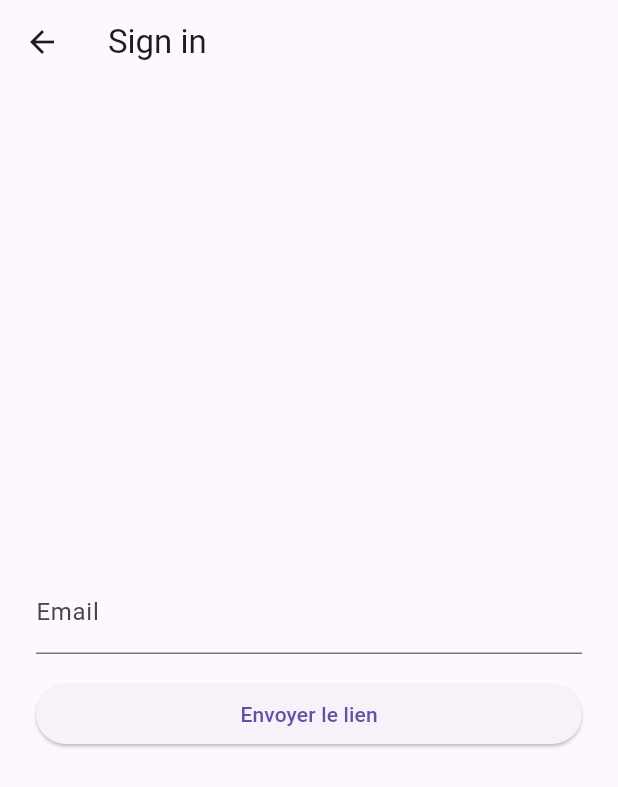
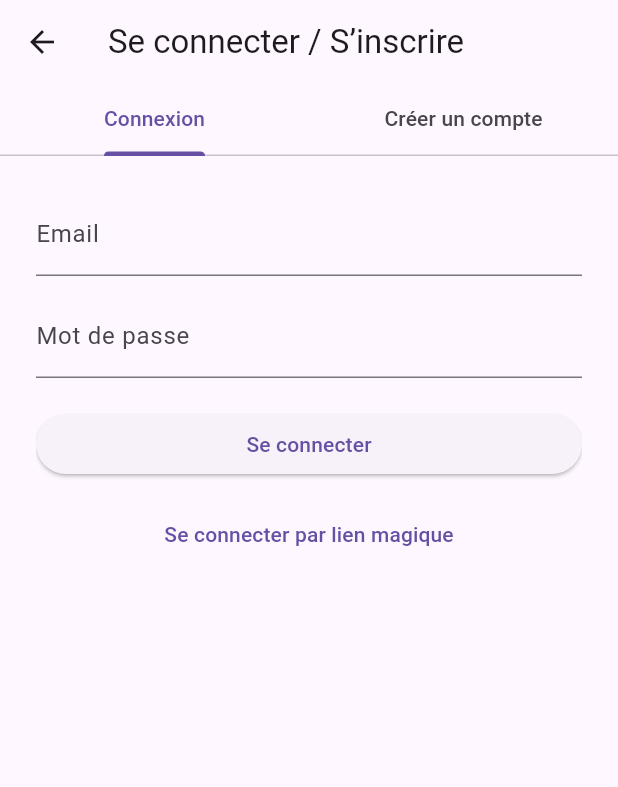
Before and after one commit to MORTAKI0/finmate, a Flutter app: the screen it shows after launch, after a tap on "Start now", on a phone screen of 412 x 824 dp. Shown: the top 787 px of the screen. Run offline on Flutter 3.47's test engine with Material 3 defaults, Android fonts, the phone set to English and light mode, and no system bars; our stand-ins replace equatable, flutter_bloc, supabase_flutter; accounts and stored records are empty.

```diff
--- a/lib/app/app.dart
+++ b/lib/app/app.dart
@@ -3,7 +3,8 @@ import 'package:flutter_bloc/flutter_bloc.dart';
 import 'package:supabase_flutter/supabase_flutter.dart';
 
 import '../features/home/presentation/pages/home_page.dart';
-import '../features/auth/presentation/pages/sign_in_page.dart';
+import '../features/auth/presentation/pages/auth_email_page.dart';
+import '../features/auth/presentation/pages/magic_link_page.dart';
 import '../features/auth/presentation/pages/settings_page.dart';
 import '../features/auth/application/session_cubit.dart';
 import '../features/auth/application/session_state.dart';
@@ -21,7 +22,10 @@ class FinMateApp extends StatelessWidget {
         initialRoute: '/',
         routes: <String, WidgetBuilder>{
           '/': (_) => const HomePage(),
-          '/auth/sign-in': (_) => const SignInPage(),
+          // New: tabbed login/signup page
+          '/auth/sign-in': (_) => const AuthEmailPage(),
+          // Preserve magic-link flow on a separate route
+          '/auth/magic-link': (_) => const MagicLinkPage(),
           '/settings': (_) => const SettingsPage(),
         },
         builder: (context, child) {
--- /dev/null
+++ b/lib/features/auth/presentation/pages/auth_email_page.dart
@@ -0,0 +1,291 @@
+import 'package:flutter/material.dart';
+import 'package:supabase_flutter/supabase_flutter.dart';
+
+class AuthEmailPage extends StatefulWidget {
+  const AuthEmailPage({super.key});
+
+  @override
+  State<AuthEmailPage> createState() => _AuthEmailPageState();
+}
+
+class _AuthEmailPageState extends State<AuthEmailPage>
+    with TickerProviderStateMixin {
+  // Login controllers
+  final _loginEmailCtrl = TextEditingController();
+  final _loginPassCtrl = TextEditingController();
+  final _loginKey = GlobalKey<FormState>();
+  bool _loginBusy = false;
+
+  // Signup controllers
+  final _nameCtrl = TextEditingController();
+  final _signEmailCtrl = TextEditingController();
+  final _signPassCtrl = TextEditingController();
+  final _signPass2Ctrl = TextEditingController();
+  final _signKey = GlobalKey<FormState>();
+  bool _signBusy = false;
+
+  @override
+  void dispose() {
+    _loginEmailCtrl.dispose();
+    _loginPassCtrl.dispose();
+    _nameCtrl.dispose();
+    _signEmailCtrl.dispose();
+    _signPassCtrl.dispose();
+    _signPass2Ctrl.dispose();
+    super.dispose();
+  }
+
+  String? _validateEmail(String? v) {
+    final s = (v ?? '').trim();
+    if (s.isEmpty) return 'Email requis';
+    final ok = RegExp(r'^[^@\s]+@[^@\s]+\.[^@\s]+$').hasMatch(s);
+    if (!ok) return 'Email invalide';
+    return null;
+  }
+
+  String? _validatePassword(String? v) {
+    final s = (v ?? '').trim();
+    if (s.isEmpty) return 'Mot de passe requis';
+    if (s.length < 8) return 'Au moins 8 caractères';
+    return null;
+  }
+
+  Future<void> _login() async {
+    if (!_loginKey.currentState!.validate()) return;
+    setState(() => _loginBusy = true);
+    try {
+      final supabase = Supabase.instance.client;
+      await supabase.auth.signInWithPassword(
+        email: _loginEmailCtrl.text.trim(),
+        password: _loginPassCtrl.text.trim(),
+      );
+      if (mounted) {
+        ScaffoldMessenger.of(context).showSnackBar(
+          const SnackBar(content: Text('Connecté.')),
+        );
+      }
+      // Navigation handled by SessionCubit listener in app.dart
+    } on AuthException catch (e) {
+      if (mounted) {
+        ScaffoldMessenger.of(context)
+            .showSnackBar(SnackBar(content: Text(e.message)));
+      }
+    } catch (e) {
+      if (mounted) {
+        ScaffoldMessenger.of(context)
+            .showSnackBar(SnackBar(content: Text('Erreur: $e')));
+      }
+    } finally {
+      if (mounted) setState(() => _loginBusy = false);
+    }
+  }
+
+  Future<void> _signup() async {
+    if (!_signKey.currentState!.validate()) return;
+    if (_signPassCtrl.text.trim() != _signPass2Ctrl.text.trim()) {
+      ScaffoldMessenger.of(context).showSnackBar(
+        const SnackBar(content: Text('Les mots de passe ne correspondent pas')),
+      );
+      return;
+    }
+    setState(() => _signBusy = true);
+    try {
+      final supabase = Supabase.instance.client;
+      final name = _nameCtrl.text.trim();
+
+      final resp = await supabase.auth.signUp(
+        email: _signEmailCtrl.text.trim(),
+        password: _signPassCtrl.text.trim(),
+        data: {'full_name': name}, // stored in user_metadata
+      );
+
+      // If email confirmation is required, no session is returned.
+      if (resp.session == null) {
+        if (mounted) {
+          ScaffoldMessenger.of(context).showSnackBar(
+            const SnackBar(
+                content:
+                    Text('Compte créé. Vérifiez votre email pour confirmer.')),
+          );
+        }
+        return;
+      }
+
+      // If we do have a session, also upsert the profile with the chosen name.
+      final uid = resp.session!.user.id;
+      await supabase.from('profiles').upsert({
+        'id': uid,
+        'display_name': name.isEmpty ? 'New user' : name,
+        'base_currency': 'USD',
+        'theme': 'system',
+      }, onConflict: 'id');
+
+      if (mounted) {
+        ScaffoldMessenger.of(context).showSnackBar(
+          const SnackBar(content: Text('Inscription réussie.')),
+        );
+      }
+      // SessionCubit listener will route to home.
+    } on AuthException catch (e) {
+      if (mounted) {
+        ScaffoldMessenger.of(context)
+            .showSnackBar(SnackBar(content: Text(e.message)));
+      }
+    } catch (e) {
+      if (mounted) {
+        ScaffoldMessenger.of(context)
+            .showSnackBar(SnackBar(content: Text('Erreur: $e')));
+      }
+    } finally {
+      if (mounted) setState(() => _signBusy = false);
+    }
+  }
+
+  @override
+  Widget build(BuildContext context) {
+    return DefaultTabController(
+      length: 2,
+      child: Scaffold(
+        appBar: AppBar(
+          title: const Text('Se connecter / S’inscrire'),
+          bottom: const TabBar(tabs: [
+            Tab(text: 'Connexion'),
+            Tab(text: 'Créer un compte'),
+          ]),
+        ),
+        body: Center(
+          child: Padding(
+            padding: const EdgeInsets.all(24),
+            child: ConstrainedBox(
+              constraints: const BoxConstraints(maxWidth: 520),
+              child: TabBarView(
+                children: [
+                  // --- Login tab ---
+                  Form(
+                    key: _loginKey,
+                    child: Column(
+                      mainAxisSize: MainAxisSize.min,
+                      children: [
+                        TextFormField(
+                          controller: _loginEmailCtrl,
+                          decoration: const InputDecoration(
+                            labelText: 'Email',
+                            hintText: 'you@example.com',
+                          ),
+                          keyboardType: TextInputType.emailAddress,
+                          autofillHints: const [AutofillHints.email],
+                          validator: _validateEmail,
+                          enabled: !_loginBusy,
+                        ),
+                        const SizedBox(height: 12),
+                        TextFormField(
+                          controller: _loginPassCtrl,
+                          decoration: const InputDecoration(
+                            labelText: 'Mot de passe',
+                          ),
+                          obscureText: true,
+                          validator: _validatePassword,
+                          enabled: !_loginBusy,
+                        ),
+                        const SizedBox(height: 20),
+                        SizedBox(
+                          width: double.infinity,
+                          child: ElevatedButton(
+                            onPressed: _loginBusy ? null : _login,
+                            child: _loginBusy
+                                ? const SizedBox(
+                                    width: 18,
+                                    height: 18,
+                                    child: CircularProgressIndicator(
+                                      strokeWidth: 2,
+                                    ),
+                                  )
+                                : const Text('Se connecter'),
+                          ),
+                        ),
+                        const SizedBox(height: 12),
+                        TextButton(
+                          onPressed: () {
+                            Navigator.of(context)
+                                .pushNamed('/auth/magic-link');
+                          },
+                          child: const Text('Se connecter par lien magique'),
+                        ),
+                      ],
+                    ),
+                  ),
+
+                  // --- Signup tab ---
+                  Form(
+                    key: _signKey,
+                    child: Column(
+                      mainAxisSize: MainAxisSize.min,
+                      children: [
+                        TextFormField(
+                          controller: _nameCtrl,
+                          decoration: const InputDecoration(
+                            labelText: 'Nom',
+                            hintText: 'Votre nom',
+                          ),
+                          enabled: !_signBusy,
+                        ),
+                        const SizedBox(height: 12),
+                        TextFormField(
+                          controller: _signEmailCtrl,
+                          decoration: const InputDecoration(
+                            labelText: 'Email',
+                            hintText: 'you@example.com',
+                          ),
+                          keyboardType: TextInputType.emailAddress,
+                          autofillHints: const [AutofillHints.email],
+                          validator: _validateEmail,
+                          enabled: !_signBusy,
+                        ),
+                        const SizedBox(height: 12),
+                        TextFormField(
+                          controller: _signPassCtrl,
+                          decoration: const InputDecoration(
+                            labelText: 'Mot de passe',
+                          ),
+                          obscureText: true,
+                          validator: _validatePassword,
+                          enabled: !_signBusy,
+                        ),
+                        const SizedBox(height: 12),
+                        TextFormField(
+                          controller: _signPass2Ctrl,
+                          decoration: const InputDecoration(
+                            labelText: 'Confirmer le mot de passe',
+                          ),
+                          obscureText: true,
+                          validator: _validatePassword,
+                          enabled: !_signBusy,
+                        ),
+                        const SizedBox(height: 20),
+                        SizedBox(
+                          width: double.infinity,
+                          child: ElevatedButton(
+                            onPressed: _signBusy ? null : _signup,
+                            child: _signBusy
+                                ? const SizedBox(
+                                    width: 18,
+                                    height: 18,
+                                    child: CircularProgressIndicator(
+                                      strokeWidth: 2,
+                                    ),
+                                  )
+                                : const Text('Créer un compte'),
+                          ),
+                        ),
+                      ],
+                    ),
+                  ),
+                ],
+              ),
+            ),
+          ),
+        ),
+      ),
+    );
+  }
+}
--- a/lib/features/auth/presentation/pages/sign_in_page.dart
+++ b/lib/features/auth/presentation/pages/magic_link_page.dart
@@ -2,14 +2,13 @@ import 'package:flutter/foundation.dart' show kIsWeb;
 import 'package:flutter/material.dart';
 import 'package:supabase_flutter/supabase_flutter.dart';
 
-class SignInPage extends StatefulWidget {
-  const SignInPage({super.key});
-
+class MagicLinkPage extends StatefulWidget {
+  const MagicLinkPage({super.key});
   @override
-  State<SignInPage> createState() => _SignInPageState();
+  State<MagicLinkPage> createState() => _MagicLinkPageState();
 }
 
-class _SignInPageState extends State<SignInPage> {
+class _MagicLinkPageState extends State<MagicLinkPage> {
   final _formKey = GlobalKey<FormState>();
   final _emailCtrl = TextEditingController();
   bool _sending = false;
@@ -35,7 +34,6 @@ class _SignInPageState extends State<SignInPage> {
       final supabase = Supabase.instance.client;
       await supabase.auth.signInWithOtp(
         email: _emailCtrl.text.trim(),
-        // On web, pass null; on mobile, use custom scheme you configure below.
         emailRedirectTo: kIsWeb ? null : 'finmate://login-callback/',
       );
       if (mounted) {
@@ -43,11 +41,15 @@ class _SignInPageState extends State<SignInPage> {
           const SnackBar(content: Text('Vérifiez votre boîte mail.')),
         );
       }
+    } on AuthException catch (e) {
+      if (mounted) {
+        ScaffoldMessenger.of(context)
+            .showSnackBar(SnackBar(content: Text(e.message)));
+      }
     } catch (e) {
       if (mounted) {
-        ScaffoldMessenger.of(context).showSnackBar(
-          SnackBar(content: Text('Erreur: $e')),
-        );
+        ScaffoldMessenger.of(context)
+            .showSnackBar(SnackBar(content: Text('Erreur: $e')));
       }
     } finally {
       if (mounted) setState(() => _sending = false);
@@ -57,7 +59,7 @@ class _SignInPageState extends State<SignInPage> {
   @override
   Widget build(BuildContext context) {
     return Scaffold(
-      appBar: AppBar(title: const Text('Sign in')),
+      appBar: AppBar(title: const Text('Lien magique')),
       body: Center(
         child: Padding(
           padding: const EdgeInsets.all(24),
```
Also changed, not shown: lib/features/auth/application/session_cubit.dart (+6 -5 lines).
